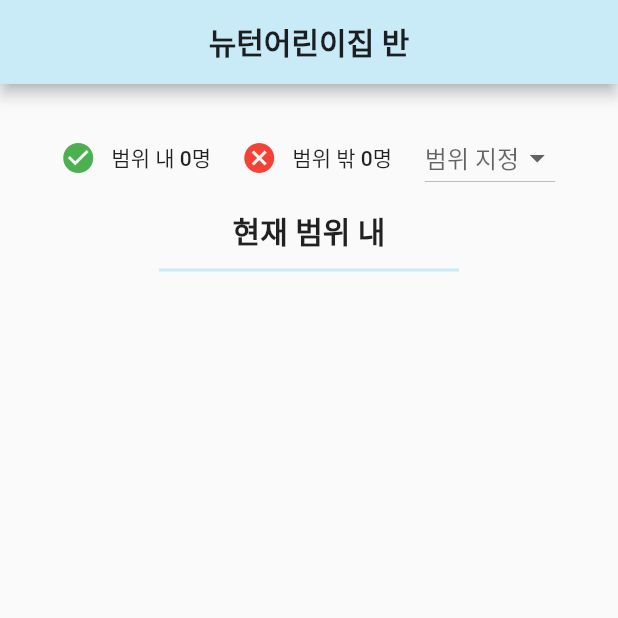
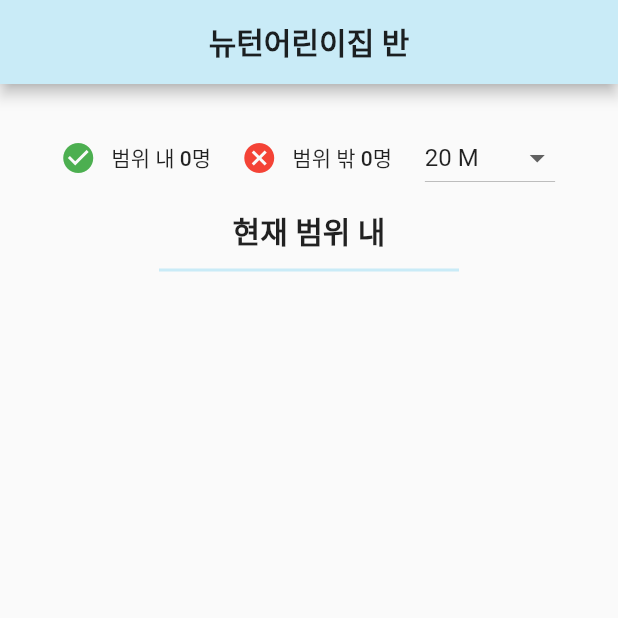
Before and after one commit to kangyechan/beacon_bus_dev, a Flutter app: the TeacherActivityScreen screen opened directly with empty values, on a phone screen of 412 x 824 dp, the top half of it. Run offline on Flutter 3.47's test engine with Material 2 defaults, Android fonts, the phone set to English and light mode, and no system bars; our stand-ins replace cloud_firestore, firebase_auth, flutter_local_notifications, rxdart, shared_preferences; missing offline and left inert: beacons; accounts and stored records are empty.

```diff
--- a/lib/app.dart
+++ b/lib/app.dart
@@ -7,6 +7,7 @@ import 'package:beacon_bus/screens/parent/parent_home_screen.dart';
 import 'package:beacon_bus/screens/teacher/teacher_log_screen.dart';
 import 'package:flutter/material.dart';
 import 'package:beacon_bus/screens/beacon/beacon_screen.dart';
+
 class BeaconBusApp extends StatelessWidget {
   // This widget is the root of your application.
   @override
@@ -25,7 +26,7 @@ class BeaconBusApp extends StatelessWidget {
               '/parent': (context) => ParentHomeScreen(),
               '/teacher': (context) => TeacherHomeScreen(),
               '/teacherlog': (context) => TeacherLogScreen(),
-              '/beacon':(context)=>BeaconScreen(),
+              '/beacon':(context) => BeaconScreen(),
             },
           ),
         ),
--- a/lib/models/children.dart
+++ b/lib/models/children.dart
@@ -15,6 +15,7 @@ class Children {
   final String beaconUid;
   final String beaconMajor;
   final String beaconMinor;
+  final int distance;
 
   final DocumentReference reference;
 
@@ -33,6 +34,7 @@ class Children {
         assert(map['beaconUid'] != null),
         assert(map['beaconMajor'] != null),
         assert(map['beaconMinor'] != null),
+        assert(map['distance'] != null),
 
         id = map['id'],
         phoneNumber = map['phoneNumber'],
@@ -47,7 +49,8 @@ class Children {
 
         beaconUid = map['beaconUid'],
         beaconMajor = map['beaconMajor'],
-        beaconMinor = map['beaconMinor'];
+        beaconMinor = map['beaconMinor'],
+        distance = map['distance'];
 
   Children.fromSnapshot(DocumentSnapshot snapshot)
       : this.fromMap(snapshot.data, reference: snapshot.reference);
--- a/lib/screens/teacher/teacher_activity_screen.dart
+++ b/lib/screens/teacher/teacher_activity_screen.dart
@@ -1,6 +1,5 @@
 import 'dart:async';
 
-import 'package:beacon_bus/blocs/login/login_bloc.dart';
 import 'package:beacon_bus/blocs/login/login_provider.dart';
 import 'package:beacon_bus/constants.dart';
 import 'package:beacon_bus/models/children.dart';
@@ -25,9 +24,9 @@ class _TeacherActivityScreenState extends State<TeacherActivityScreen> {
 
   FlutterLocalNotificationsPlugin flutterLocalNotificationsPlugin;
 
-  String dropdownDistanceValue;
-  List<String> distanceList = ['10 M', '15 M', '20 M', '25 M', '30 M', '35 M', '40 M', '45 M', '50 M', '60 M', '70 M', '80 M', '90 M', '100 M'];
-  int activityDistance = 20;
+  String dropdownDistanceValue = '20 M';
+  int limitDistance = 20;
+  List<String> distanceList = ['5 M', '10 M', '15 M', '20 M', '25 M', '30 M'];
   String activityState = "in";
   String activityStateTitle = "현재 범위 내";
   int rangeIn;
@@ -36,8 +35,6 @@ class _TeacherActivityScreenState extends State<TeacherActivityScreen> {
   @override
   void initState() {
     super.initState();
-    _getCount("in");
-    _getCount("out");
     flutterLocalNotificationsPlugin = new FlutterLocalNotificationsPlugin();
 
     var initializationSettingsAndroid = new AndroidInitializationSettings('app_icon');
@@ -48,6 +45,7 @@ class _TeacherActivityScreenState extends State<TeacherActivityScreen> {
     flutterLocalNotificationsPlugin.initialize(initializationSettings,
         onSelectNotification: onSelectNotification);
   }
+
   Future onSelectNotification(String payload) {
     debugPrint("payload : $payload");
     showDialog(
@@ -58,7 +56,7 @@ class _TeacherActivityScreenState extends State<TeacherActivityScreen> {
       ),
     );
   }
-  showNotification(String stateAlarm) async {
+  showNotification(int major, String stateAlarm) async {
     var android = new AndroidNotificationDetails(
         'channel id', 'channel NAME', 'CHANNEL DESCRIPTION',
         priority: Priority.High,importance: Importance.Max
@@ -66,26 +64,8 @@ class _TeacherActivityScreenState extends State<TeacherActivityScreen> {
     var iOS = new IOSNotificationDetails();
     var platform = new NotificationDetails(android, iOS);
     await flutterLocalNotificationsPlugin.show(
-        0, '승하차 알림', stateAlarm, platform,
+        major, '승하차 알림', stateAlarm, platform,
         payload: stateAlarm);
-  }
-
-  void _getCount(String activityState) {
-    Firestore.instance
-        .collection('Kindergarden')
-        .document('hamang')
-        .collection('Children')
-        .where('classRoom', isEqualTo: className)
-        .where('activityState', isEqualTo: activityState)
-        .snapshots().listen((data) {
-      setState(() {
-        if(activityState == "in") {
-          rangeIn = data.documents.length;
-        } else {
-          rangeOut = data.documents.length;
-        }
-      });
-    });
   }
 
   void _setStateChanged(String boardStateName) {
@@ -145,15 +125,52 @@ class _TeacherActivityScreenState extends State<TeacherActivityScreen> {
       padding: EdgeInsets.only(top: 5.0, right: 5.0, left: 5.0),
       child: Row(
         children: <Widget>[
-          _buildState(Icon(Icons.check_circle), Colors.green, "범위 내", rangeIn),
-          _buildState(Icon(Icons.cancel), Colors.red, "범위 밖", rangeOut),
+          _buildState(Icon(Icons.check_circle), Colors.green, "범위 내"),
+          _buildState(Icon(Icons.cancel), Colors.red, "범위 밖"),
           _buildDistanceButton(),
         ],
       ),
     );
   }
 
-  Widget _buildState(Icon stateIcon, Color stateColor, String name, int count){
+  Widget _buildState(Icon stateIcon, Color stateColor, String name) {
+    Widget countSection;
+    if (name == "범위 내") {
+      countSection = StreamBuilder<QuerySnapshot>(
+          stream: Firestore.instance
+              .collection('Kindergarden')
+              .document('hamang')
+              .collection('Children')
+              .where('classRoom', isEqualTo: className)
+              .where('activityState', isEqualTo: 'in')
+              .snapshots(),
+          builder: (context, snapshot) {
+            if (!snapshot.hasData) return LinearProgressIndicator();
+            rangeIn = snapshot.data.documents.length;
+            return _countSectionContents(stateIcon, stateColor, name, rangeIn);
+          }
+      );
+    } else {
+      countSection = StreamBuilder<QuerySnapshot>(
+          stream: Firestore.instance
+              .collection('Kindergarden')
+              .document('hamang')
+              .collection('Children')
+              .where('classRoom', isEqualTo: className)
+              .where('activityState', isEqualTo: 'out')
+              .snapshots(),
+          builder: (context, snapshot) {
+            if (!snapshot.hasData) return LinearProgressIndicator();
+            rangeOut = snapshot.data.documents.length;
+            return _countSectionContents(stateIcon, stateColor, name, rangeOut);
+          }
+      );
+    }
+    return countSection;
+  }
+
+  Widget _countSectionContents(Icon stateIcon, Color stateColor,
+      String name, int count){
     return Flexible(
       flex: 1,
       child: FlatButton(
@@ -189,6 +206,13 @@ class _TeacherActivityScreenState extends State<TeacherActivityScreen> {
           onChanged: (String value) {
             setState(() {
               dropdownDistanceValue = value;
+              if(value.length == 3) {
+                limitDistance = int.parse(value.substring(0,1));
+                print(limitDistance);
+              } else {
+                limitDistance = int.parse(value.substring(0,2));
+                print(limitDistance);
+              }
             });
           },
           items: distanceList.map((value) => DropdownMenuItem(
@@ -301,7 +325,7 @@ class _TeacherActivityScreenState extends State<TeacherActivityScreen> {
                   ],
                 ),
                 onPressed: () {
-                  _changeState(children.id, children.name, children.activityState);
+                  _changeState(children.id, int.parse(children.beaconMajor), children.name, children.activityState);
                 },
               ),
             ),
@@ -354,7 +378,7 @@ class _TeacherActivityScreenState extends State<TeacherActivityScreen> {
     );
   }
 
-  void _changeStateSave(String id, String name, String currentState, String state) {
+  void _changeStateSave(String id, int major, String name, String currentState, String state) {
     if (currentState != state) {
       Firestore.instance
           .collection('Kindergarden')
@@ -367,15 +391,15 @@ class _TeacherActivityScreenState extends State<TeacherActivityScreen> {
             .toString(),
       });
       if (state == 'in') {
-        showNotification(name + '이 범위 안에 들어왔습니다.');
+        showNotification(major, name + '이 범위 안에 들어왔습니다.');
       } else {
-        showNotification(name + '이 범위를 이탈했습니다.');
+        showNotification(major, name + '이 범위를 이탈했습니다.');
       }
     }
     Navigator.of(context).pop();
   }
 
-  void _changeState(String id, String name, String currentState) {
+  void _changeState(String id, int major, String name, String currentState) {
     showDialog(
       context: context,
       builder: (BuildContext context) {
@@ -412,7 +436,7 @@ class _TeacherActivityScreenState extends State<TeacherActivityScreen> {
                 ],
               ),
               onPressed: () {
-                _changeStateSave(id, name, currentState, 'in');
+                _changeStateSave(id, major, name, currentState, 'in');
               },
             ),
             CupertinoButton(
@@ -439,7 +463,7 @@ class _TeacherActivityScreenState extends State<TeacherActivityScreen> {
                 ],
               ),
               onPressed: () {
-                _changeStateSave(id, name, currentState, 'out');
+                _changeStateSave(id, major, name, currentState, 'out');
               },
             ),
           ],
--- a/pubspec.yaml
+++ b/pubspec.yaml
@@ -49,6 +49,7 @@ flutter:
   # To add assets to your application, add an assets section, like this:
   assets:
     - images/background.JPG
+    - images/adddefault.JPG
   # An image asset can refer to one or more resolution-specific "variants", see
   # https://flutter.io/assets-and-images/#resolution-aware.
 
```
Also changed, not shown: lib/screens/login_screen.dart (+9 -11 lines), lib/screens/second_page.dart (added, +35 -0 lines), lib/screens/teacher/teacher_bus_screen.dart (+76 -38 lines), lib/screens/teacher/teacher_home_screen.dart (+42 -57 lines), lib/widgets/local_notification_widget.dart (deleted, +0 -66 lines), lib/widgets/local_notifications_helper.dart (deleted, +0 -35 lines), images/adddefault.JPG (added), lib/screens/teacher/widgets/teacher_bus_list.dart (deleted), 3 other files.
